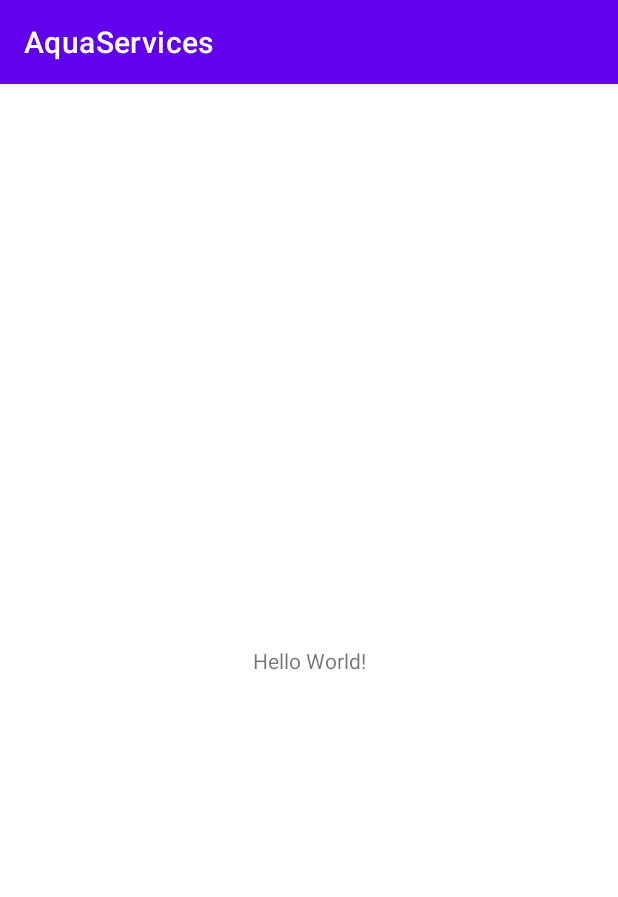
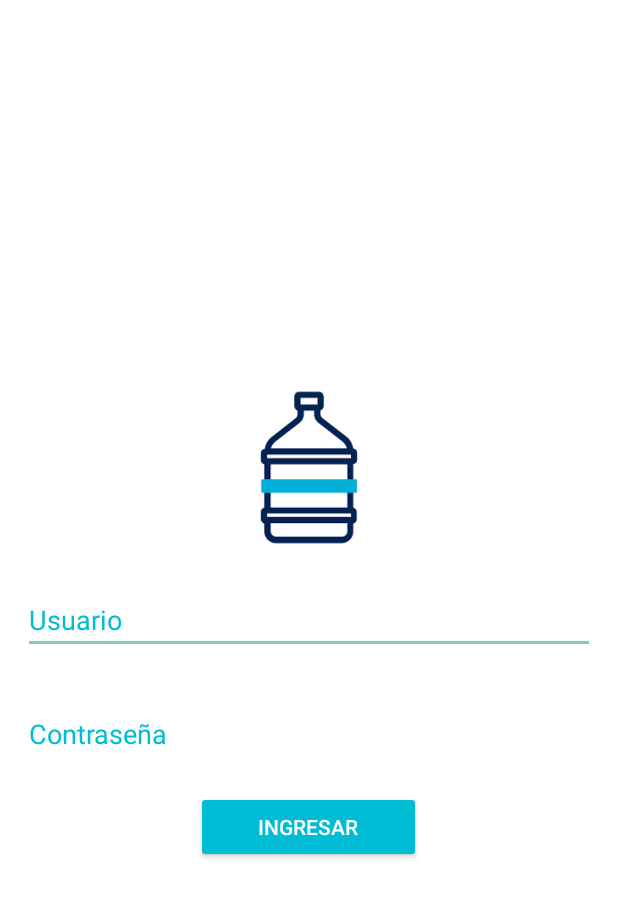
Before and after one commit to AracelyLJ/AquaServices, an Android app: the screen it shows after launch (MainActivity before the commit, LoginActivity after it), on a phone screen of 412 x 824 dp. Shown: the top 897 px of the screen. Run offline under Robolectric (Android 15) with nearby library versions, the light colour scheme and no system bars.

Commit message:
Agregando pantallas de inicio (Splash y Login) listo para configurar la autenticación en firebase.
-Stagging

```diff
--- a/app/src/main/AndroidManifest.xml
+++ b/app/src/main/AndroidManifest.xml
@@ -1,6 +1,6 @@
 <?xml version="1.0" encoding="utf-8"?>
 <manifest xmlns:android="http://schemas.android.com/apk/res/android"
-    package="com.example.aquaservices">
+    package="com.example.aquaservices" >
 
     <application
         android:allowBackup="true"
@@ -8,14 +8,18 @@
         android:label="@string/app_name"
         android:roundIcon="@mipmap/ic_launcher_round"
         android:supportsRtl="true"
-        android:theme="@style/Theme.AquaServices">
-        <activity android:name=".MainActivity">
+        android:theme="@style/Theme.AquaServices" >
+        <activity
+            android:name=".SplashActivity"
+            android:theme="@style/SplashTheme">
             <intent-filter>
                 <action android:name="android.intent.action.MAIN" />
-
                 <category android:name="android.intent.category.LAUNCHER" />
             </intent-filter>
         </activity>
+        <activity android:name=".LoginActivity"  android:theme="@style/Theme.AppCompat.NoActionBar"></activity>
+
+        <activity android:name=".MainActivity" ></activity>
     </application>
 
 </manifest>
--- /dev/null
+++ b/app/src/main/java/com/example/aquaservices/LoginActivity.java
@@ -0,0 +1,13 @@
+package com.example.aquaservices;
+
+import androidx.appcompat.app.AppCompatActivity;
+import android.os.Bundle;
+
+public class LoginActivity extends AppCompatActivity {
+
+    @Override
+    protected void onCreate(Bundle savedInstanceState) {
+        super.onCreate(savedInstanceState);
+        setContentView(R.layout.activity_login);
+    }
+}
--- /dev/null
+++ b/app/src/main/java/com/example/aquaservices/SplashActivity.java
@@ -0,0 +1,19 @@
+package com.example.aquaservices;
+
+import android.content.Intent;
+import android.os.Bundle;
+
+import androidx.appcompat.app.AppCompatActivity;
+
+public class SplashActivity extends AppCompatActivity {
+
+    @Override
+    protected void onCreate(Bundle savedInstanceState) {
+        super.onCreate(savedInstanceState);
+
+        Intent intent = new Intent(this, LoginActivity.class);
+        startActivity(intent);
+        finish();
+
+    }
+}
--- /dev/null
+++ b/app/src/main/res/drawable/splash_screen.xml
@@ -0,0 +1,10 @@
+<?xml version="1.0" encoding="utf-8"?>
+<layer-list xmlns:android="http://schemas.android.com/apk/res/android">
+
+    <item android:drawable="@color/white"/>
+    <item>
+        <bitmap android:gravity="center"
+                android:src="@drawable/logo"/>
+    </item>
+
+</layer-list>
--- /dev/null
+++ b/app/src/main/res/layout/activity_login.xml
@@ -0,0 +1,49 @@
+<?xml version="1.0" encoding="utf-8"?>
+<LinearLayout
+    xmlns:android="http://schemas.android.com/apk/res/android"
+    xmlns:tools="http://schemas.android.com/tools"
+    xmlns:app="http://schemas.android.com/apk/res-auto"
+    android:layout_width="match_parent"
+    android:layout_height="match_parent"
+    android:orientation="vertical"
+    android:gravity="center"
+    android:background="@color/white"
+    tools:context=".LoginActivity">
+
+  <ImageView
+      android:layout_width="152dp"
+      android:layout_height="127dp"
+      android:src="@drawable/logo"
+      />
+
+  <EditText
+      android:id="@+id/editTextTextEmailAddress"
+      android:layout_width="match_parent"
+      android:layout_height="wrap_content"
+      android:ems="10"
+      android:hint="Usuario"
+      android:textColorHint="@color/high_blue"
+      android:inputType="textEmailAddress"
+      android:layout_marginHorizontal="15dp"
+      android:layout_marginVertical="15dp"/>
+
+  <EditText
+      android:id="@+id/editTextTextPassword"
+      android:layout_width="match_parent"
+      android:layout_height="wrap_content"
+      android:ems="10"
+      android:hint="Contraseña"
+      android:textColorHint="@color/high_blue"
+      android:inputType="textPassword"
+      android:layout_marginHorizontal="15dp"
+      android:layout_marginVertical="15dp"/>
+
+  <Button
+      android:id="@+id/button"
+      android:layout_width="150dp"
+      android:layout_height="wrap_content"
+      android:text="Ingresar"
+      app:backgroundTint="@color/high_blue" />
+
+
+</LinearLayout>
--- a/app/src/main/res/values/colors.xml
+++ b/app/src/main/res/values/colors.xml
@@ -7,4 +7,5 @@
     <color name="teal_700">#FF018786</color>
     <color name="black">#FF000000</color>
     <color name="white">#FFFFFFFF</color>
+    <color name="high_blue">#00BCD4</color>
 </resources>
--- a/app/src/main/res/values/themes.xml
+++ b/app/src/main/res/values/themes.xml
@@ -13,4 +13,8 @@
         <item name="android:statusBarColor" tools:targetApi="l">?attr/colorPrimaryVariant</item>
         <!-- Customize your theme here. -->
     </style>
+
+    <style name="SplashTheme" parent="Theme.AquaServices">
+        <item name="android:windowBackground">@drawable/splash_screen</item>
+    </style>
 </resources>
```
Also changed, not shown: app/src/main/res/drawable/logo.png (added).
